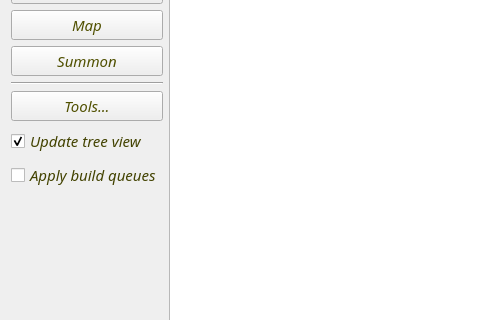
Before: the Qt Designer form MoMTweaker/mainwindow.ui in jbalcomb/MoM-RTGT, drawn with Qt 5; both pictures show x 0 to 480 and y 190 to 510 of the 969 by 650 pixel window.
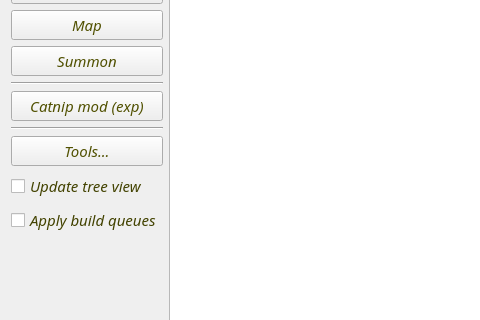
After: the same form once the commit is applied. Icons and pictures are not drawn.

What changed in the file:
```diff
--- a/MoMTweaker/mainwindow.ui
+++ b/MoMTweaker/mainwindow.ui
@@ -305,6 +305,48 @@
         </property>
        </widget>
       </item>
+      <item>
+       <widget class="Line" name="line_3">
+        <property name="orientation">
+         <enum>Qt::Horizontal</enum>
+        </property>
+       </widget>
+      </item>
+      <item>
+       <widget class="QPushButton" name="pushButton_CatnipMod">
+        <property name="sizePolicy">
+         <sizepolicy hsizetype="Fixed" vsizetype="Fixed">
+          <horstretch>0</horstretch>
+          <verstretch>0</verstretch>
+         </sizepolicy>
+        </property>
+        <property name="maximumSize">
+         <size>
+          <width>200</width>
+          <height>16777215</height>
+         </size>
+        </property>
+        <property name="font">
+         <font>
+          <pointsize>11</pointsize>
+          <italic>true</italic>
+         </font>
+        </property>
+        <property name="text">
+         <string>Catnip mod (exp)</string>
+        </property>
+        <property name="icon">
+         <iconset resource="../Resources/InteractiveGameTweaker.qrc">
+          <normaloff>:/heroes/catwalk.jpg</normaloff>:/heroes/catwalk.jpg</iconset>
+        </property>
+        <property name="iconSize">
+         <size>
+          <width>32</width>
+          <height>32</height>
+         </size>
+        </property>
+       </widget>
+      </item>
       <item>
        <widget class="Line" name="line_2">
         <property name="orientation">
@@ -358,9 +400,6 @@
         <property name="text">
          <string>Update tree view</string>
         </property>
-        <property name="checked">
-         <bool>true</bool>
-        </property>
        </widget>
       </item>
       <item>
```
